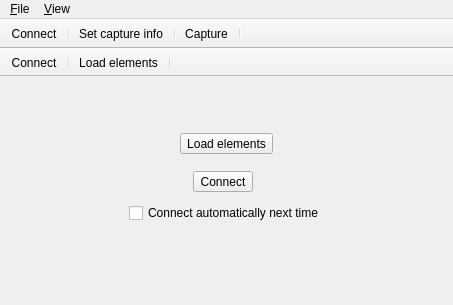
This is app/src/elapseclient.ui in sijk/elapse as Qt 5 draws it before an edit. The edited form follows.
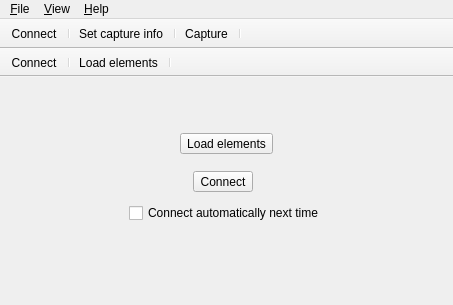
This is the edited form. Icons and pictures are not drawn. Custom widgets are drawn as their Qt base class.

Commit message: Add an 'about' dialog

What changed in the file:
```diff
--- a/app/src/elapseclient.ui
+++ b/app/src/elapseclient.ui
@@ -188,14 +188,21 @@
     <addaction name="separator"/>
     <addaction name="actionQuit"/>
    </widget>
-   <widget class="QMenu" name="menu_View">
+   <widget class="QMenu" name="menuView">
     <property name="title">
      <string>&amp;View</string>
     </property>
     <addaction name="actionLogView"/>
    </widget>
+   <widget class="QMenu" name="menuHelp">
+    <property name="title">
+     <string>&amp;Help</string>
+    </property>
+    <addaction name="actionAbout"/>
+   </widget>
    <addaction name="menuFile"/>
-   <addaction name="menu_View"/>
+   <addaction name="menuView"/>
+   <addaction name="menuHelp"/>
   </widget>
   <widget class="QToolBar" name="connectedToolBar">
    <property name="windowTitle">
```
Left out of the diff: 8 changed lines with no effect on the pictures. The commit also changes 1 other file.
